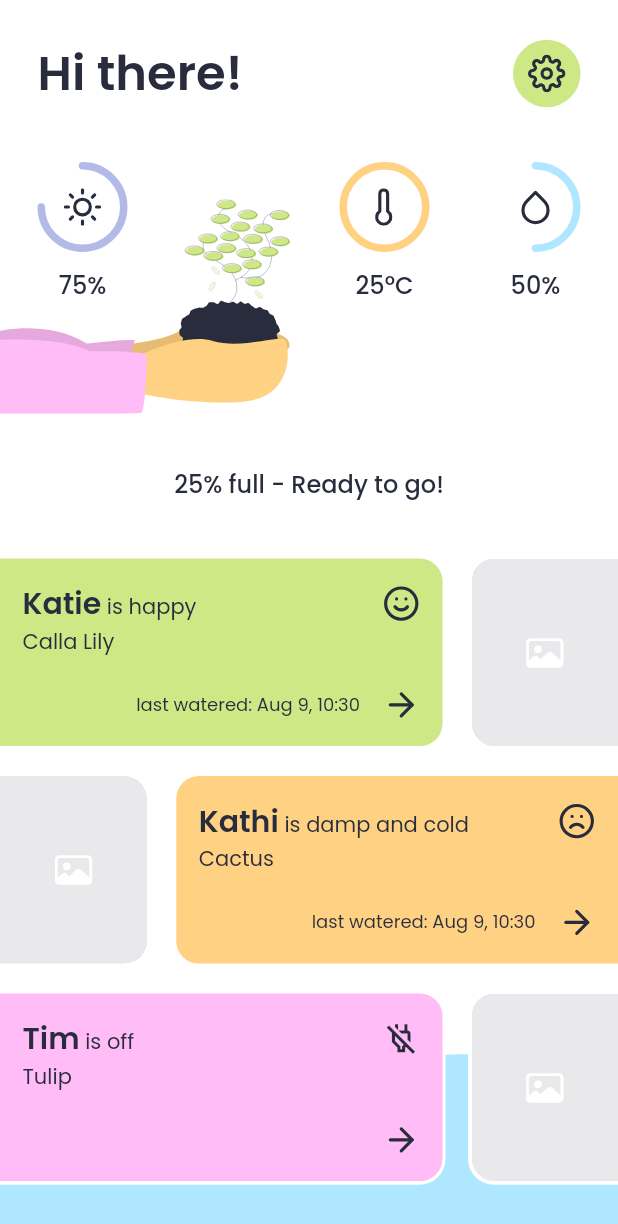
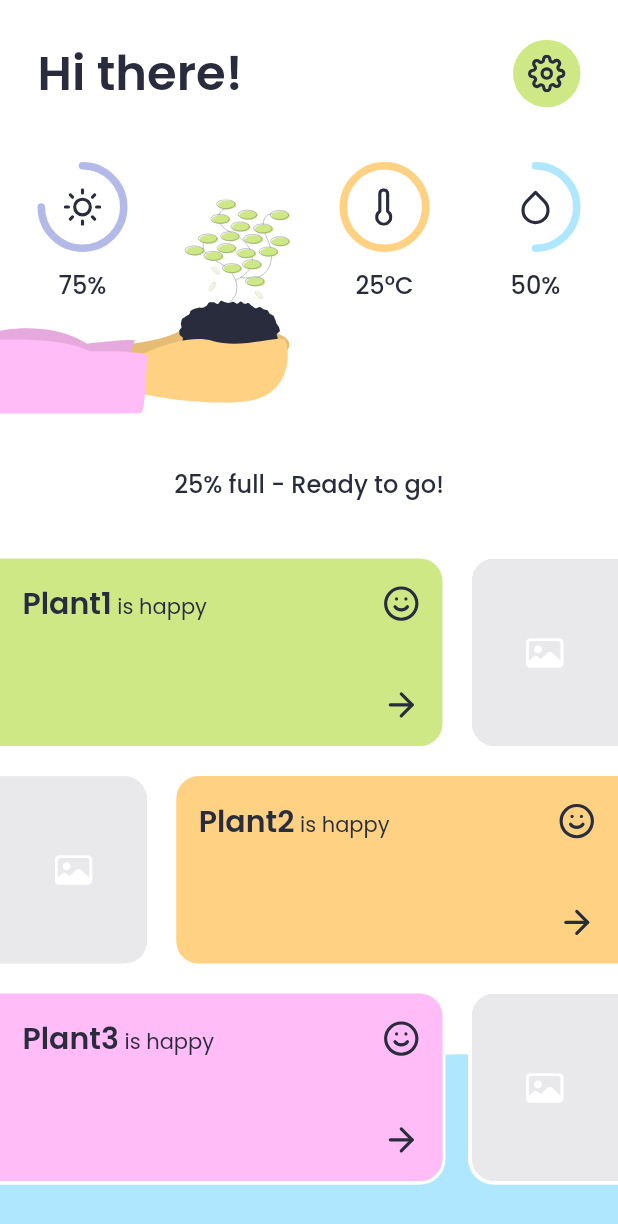
Before and after one commit to JakesMD/Calla, a Flutter app: the screen it shows after launch, on a phone screen of 412 x 824 dp. Shown: the top 1224 px of the screen. Run offline on Flutter 3.47's test engine with Material 2 defaults, Android fonts, the phone set to English and light mode, and no system bars; drawn by our look-alikes of liquid_progress_indicator, percent_indicator; our stand-ins replace flutter_feather_icons, flutter_svg, get, get_storage, google_fonts, image_picker.

Commit message:
Add preference service

```diff
--- a/calla-app/lib/controllers/app_controller.dart
+++ b/calla-app/lib/controllers/app_controller.dart
@@ -1,6 +1,7 @@
 import 'package:calla/constants/constants.dart';
 import 'package:calla/controllers/controllers.dart';
 import 'package:calla/models/models.dart';
+import 'package:calla/services/services.dart';
 import 'package:calla/themes/themes.dart';
 import 'package:flutter/material.dart';
 import 'package:flutter/services.dart';
@@ -17,27 +18,9 @@ class AppCtl extends GetxController {
       Get.isDarkMode ? MyColorTheme.dark().obs : MyColorTheme.light().obs;
 
   final RxList<PlantModel> plants = [
-    PlantModel(
-      number: 1,
-      name: "Katie",
-      species: "Calla Lily",
-      lastWatered: DateTime.now(),
-    ),
-    PlantModel(
-      number: 2,
-      name: "Kathi",
-      species: "Cactus",
-      lastWatered: DateTime.now(),
-      preferredHumidityMax: 0.49,
-      preferredTemperatureMin: 30,
-    ),
-    PlantModel(
-      number: 3,
-      name: "Tim",
-      species: "Tulip",
-      lastWatered: DateTime.now(),
-      isOff: true,
-    ),
+    PrefsSvc.to.plant1,
+    PrefsSvc.to.plant2,
+    PrefsSvc.to.plant3,
   ].obs;
 
   final RxDouble _waterLevel = 0.25.obs;
@@ -80,5 +63,6 @@ class AppCtl extends GetxController {
   /// Saves the edited plant from the [PlantPage].
   void savePlant() {
     plants[PlantPageCtl.to.plant.number - 1] = PlantPageCtl.to.plant;
+    PrefsSvc.to.savePlant(PlantPageCtl.to.plant);
   }
 }
--- /dev/null
+++ b/calla-app/lib/helpers/helpers.dart
@@ -0,0 +1,4 @@
+// This file exports all the helpers.
+// This way, only the import of this file is necessary and reduces the amount of imports.
+
+export 'range.dart';
--- /dev/null
+++ b/calla-app/lib/helpers/range.dart
@@ -0,0 +1,6 @@
+class Range {
+  final double min;
+  final double max;
+
+  const Range(this.min, this.max);
+}
--- a/calla-app/lib/main.dart
+++ b/calla-app/lib/main.dart
@@ -11,6 +11,7 @@ void main() async {
 
   // Initialize the services.
   await Get.putAsync(() => AssetSvc().init());
+  await Get.putAsync(() => PrefsSvc().init());
   await Get.putAsync(() => FileSvc().init());
 
   // Initialize the controllers.
--- a/calla-app/lib/models/plant_model.dart
+++ b/calla-app/lib/models/plant_model.dart
@@ -1,4 +1,5 @@
 import 'package:calla/controllers/app_controller.dart';
+import 'package:calla/helpers/range.dart';
 import 'package:calla/services/file_service.dart';
 import 'package:get/get.dart';
 
@@ -20,12 +21,9 @@ class PlantModel {
   String species;
   String photoPath;
   DateTime? lastWatered;
-  double preferredLightMin;
-  double preferredLightMax;
-  double preferredTemperatureMin;
-  double preferredTemperatureMax;
-  double preferredHumidityMin;
-  double preferredHumidityMax;
+  Range preferredLight;
+  Range preferredTemperature;
+  Range preferredHumidity;
 
   /// This represents the moisture percentage if [wateringSchedule] is 0
   /// and the amount of water in ml if [waterSchedule] is > 0.
@@ -43,12 +41,9 @@ class PlantModel {
     required this.species,
     this.photoPath = "",
     this.lastWatered,
-    this.preferredHumidityMin = 0.4,
-    this.preferredHumidityMax = 0.7,
-    this.preferredTemperatureMin = 20,
-    this.preferredTemperatureMax = 30,
-    this.preferredLightMin = 0.5,
-    this.preferredLightMax = 1,
+    this.preferredLight = const Range(0.5, 1),
+    this.preferredTemperature = const Range(15, 25),
+    this.preferredHumidity = const Range(0.45, 0.75),
     this.preferredWater = 0.5,
     this.wateringSchedule = 0,
     this.isOff = false,
@@ -58,19 +53,19 @@ class PlantModel {
   List<PlantMood> generateMoods() {
     var moods = <PlantMood>[];
 
-    if (AppCtl.to.humidity < preferredHumidityMin) {
+    if (AppCtl.to.humidity < preferredHumidity.min) {
       moods.add(PlantMood.dry);
-    } else if (AppCtl.to.humidity > preferredHumidityMax) {
+    } else if (AppCtl.to.humidity > preferredHumidity.max) {
       moods.add(PlantMood.damp);
     }
-    if (AppCtl.to.temperature < preferredTemperatureMin) {
+    if (AppCtl.to.temperature < preferredTemperature.min) {
       moods.add(PlantMood.cold);
-    } else if (AppCtl.to.temperature > preferredTemperatureMax) {
+    } else if (AppCtl.to.temperature > preferredTemperature.max) {
       moods.add(PlantMood.hot);
     }
-    if (AppCtl.to.light < preferredLightMin) {
+    if (AppCtl.to.light < preferredLight.min) {
       moods.add(PlantMood.gloomy);
-    } else if (AppCtl.to.light > preferredLightMax) {
+    } else if (AppCtl.to.light > preferredLight.max) {
       moods.add(PlantMood.blinded);
     }
     if (moods.isEmpty) {
@@ -78,6 +73,8 @@ class PlantModel {
     }
     return moods;
   }
+
+  String fullPhotoPath() => photoPath.isNotEmpty ? "${FileSvc.to.documentsDirPath}/$photoPath" : "";
 
   /// Generates a readable text from calculated moods.
   String generateMoodPhrase() {
@@ -95,17 +92,49 @@ class PlantModel {
     return phrase;
   }
 
+  PlantModel.fromJson(Map<String, dynamic> json)
+      : number = json['number'],
+        name = json['name'] ?? "Plant${json['number']}",
+        species = json['species'] ?? "",
+        photoPath = json['photoPath'] ?? "",
+        lastWatered = null,
+        preferredLight = Range(
+          json['preferredLight'] != null ? json['preferredLight'][0] : 0.5,
+          json['preferredLight'] != null ? json['preferredLight'][1] : 1,
+        ),
+        preferredTemperature = Range(
+          json['preferredTemperature'] != null ? json['preferredTemperature'][0] : 15,
+          json['preferredTemperature'] != null ? json['preferredTemperature'][1] : 25,
+        ),
+        preferredHumidity = Range(
+          json['preferredHumidity'] != null ? json['preferredHumidity'][0] : 0.45,
+          json['preferredHumidity'] != null ? json['preferredHumidity'][1] : 0.75,
+        ),
+        preferredWater = json['preferredWater'] ?? 0.5,
+        wateringSchedule = json['wateringSchedule'] ?? 0,
+        isOff = json['isOff'] ?? false;
+
+  Map<String, dynamic> toJson() => {
+        'number': number,
+        'name': name,
+        'species': species,
+        'photoPath': photoPath,
+        'preferredLight': [preferredLight.min, preferredLight.max],
+        'preferredTemperature': [preferredTemperature.min, preferredTemperature.max],
+        'preferredHumidity': [preferredHumidity.min, preferredHumidity.max],
+        'preferredWater': preferredWater,
+        'wateringSchedule': wateringSchedule,
+        'isOff': isOff,
+      };
+
   PlantModel copyWith({
     String? name,
     String? species,
     String? photoPath,
     DateTime? lastWatered,
-    double? preferredLightMin,
-    double? preferredLightMax,
-    double? preferredTemperatureMin,
-    double? preferredTemperatureMax,
-    double? preferredHumidityMin,
-    double? preferredHumidityMax,
+    Range? preferredLight,
+    Range? preferredTemperature,
+    Range? preferredHumidity,
     double? preferredWater,
     int? wateringSchedule,
     bool? isOff,
@@ -116,17 +145,12 @@ class PlantModel {
       species: species ?? this.species,
       photoPath: photoPath ?? this.photoPath,
       lastWatered: lastWatered ?? this.lastWatered,
-      preferredLightMin: preferredLightMin ?? this.preferredLightMin,
-      preferredLightMax: preferredLightMax ?? this.preferredLightMax,
-      preferredTemperatureMin: preferredTemperatureMin ?? this.preferredTemperatureMin,
-      preferredTemperatureMax: preferredTemperatureMax ?? this.preferredTemperatureMax,
-      preferredHumidityMin: preferredHumidityMin ?? this.preferredHumidityMin,
-      preferredHumidityMax: preferredHumidityMax ?? this.preferredHumidityMax,
+      preferredLight: preferredLight ?? this.preferredLight,
+      preferredTemperature: preferredTemperature ?? this.preferredTemperature,
+      preferredHumidity: preferredHumidity ?? this.preferredHumidity,
       preferredWater: preferredWater ?? this.preferredWater,
       wateringSchedule: wateringSchedule ?? this.wateringSchedule,
       isOff: isOff ?? this.isOff,
     );
   }
-
-  String fullPhotoPath() => photoPath.isNotEmpty ? "${FileSvc.to.documentsDirPath}/$photoPath" : "";
 }
--- /dev/null
+++ b/calla-app/lib/services/prefs_service.dart
@@ -0,0 +1,36 @@
+import 'package:calla/models/plant_model.dart';
+import 'package:get/get.dart';
+import 'package:get_storage/get_storage.dart';
+
+/// The service that handles all the settings saved in local storage.
+class PrefsSvc extends GetxService {
+  /// The current instance of [FileSvc].
+  static final PrefsSvc to = Get.find<PrefsSvc>();
+
+  final _box = GetStorage();
+
+  late PlantModel plant1;
+  late PlantModel plant2;
+  late PlantModel plant3;
+
+  /// Initializes the [PrefsSvc] and returns an instance of it.
+  Future<PrefsSvc> init() async {
+    await GetStorage.init();
+
+    plant1 = PlantModel.fromJson(_box.read("plant1") ?? {'number': 1});
+    plant2 = PlantModel.fromJson(_box.read("plant2") ?? {'number': 2});
+    plant3 = PlantModel.fromJson(_box.read("plant3") ?? {'number': 3});
+
+    return this;
+  }
+
+  Future<bool> savePlant(PlantModel plant) async {
+    try {
+      await _box.write("plant${plant.number}", plant.toJson());
+      return true;
+    } catch (e) {
+      print(e.toString());
+      return false;
+    }
+  }
+}
--- a/calla-app/lib/services/services.dart
+++ b/calla-app/lib/services/services.dart
@@ -4,3 +4,4 @@
 export 'localization_service.dart';
 export 'asset_service.dart';
 export 'file_service.dart';
+export 'prefs_service.dart';
--- a/calla-app/lib/views/pages/plant/widgets/plant_page_preference_box_section.dart
+++ b/calla-app/lib/views/pages/plant/widgets/plant_page_preference_box_section.dart
@@ -38,7 +38,7 @@ class MyPlantPagePreferenceBoxSection extends StatelessWidget {
                   icon: FeatherIcons.sun,
                   headline: "LIGHT",
                   text:
-                      "${(plant.preferredLightMin * 100).toInt()} - ${(plant.preferredLightMax * 100).toInt()}%",
+                      "${(plant.preferredLight.min * 100).toInt()} - ${(plant.preferredLight.max * 100).toInt()}%",
                 ),
               ),
             ],
@@ -52,7 +52,7 @@ class MyPlantPagePreferenceBoxSection extends StatelessWidget {
                   icon: FeatherIcons.thermometer,
                   headline: "TEMPERATURE",
                   text:
-                      "${plant.preferredTemperatureMin.toInt()} - ${plant.preferredTemperatureMax.toInt()}°C",
+                      "${plant.preferredTemperature.min.toInt()} - ${plant.preferredTemperature.max.toInt()}°C",
                 ),
               ),
               // Humidity:
@@ -62,7 +62,7 @@ class MyPlantPagePreferenceBoxSection extends StatelessWidget {
                   icon: FeatherIcons.droplet,
                   headline: "HUMIDITY",
                   text:
-                      "${(plant.preferredHumidityMin * 100).toInt()} - ${(plant.preferredHumidityMax * 100).toInt()}%",
+                      "${(plant.preferredHumidity.min * 100).toInt()} - ${(plant.preferredHumidity.max * 100).toInt()}%",
                 ),
               ),
             ],
--- a/calla-app/lib/views/widgets/file_image.dart
+++ b/calla-app/lib/views/widgets/file_image.dart
@@ -29,6 +29,8 @@ class MyFileImage extends StatelessWidget {
       opacity: opacity,
       child: Container(
         clipBehavior: Clip.hardEdge,
+        width: width,
+        height: height,
         decoration: BoxDecoration(borderRadius: borderRadius),
         child: path.isNotEmpty
             ? Image.file(
--- a/calla-app/pubspec.yaml
+++ b/calla-app/pubspec.yaml
@@ -27,6 +27,7 @@ dependencies:
   path_provider: ^2.0.11
   image_picker: ^0.8.5+3
   uuid: ^3.0.6
+  get_storage: ^2.0.3
 
 
 dev_dependencies:
```
Also changed, not shown: calla-app/pubspec.lock.
